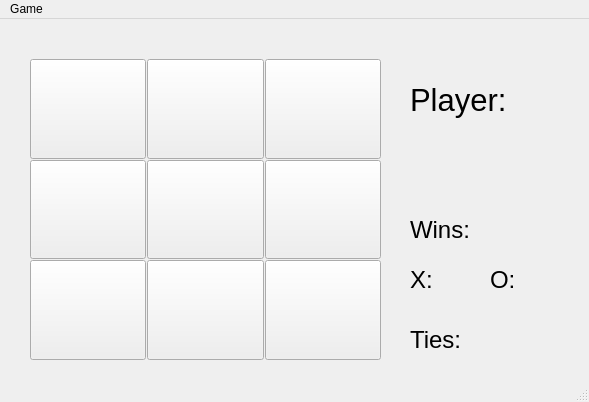
Qt form ticTacToe/ticTacToe.ui (emotr/divPythonProgram) before a commit.
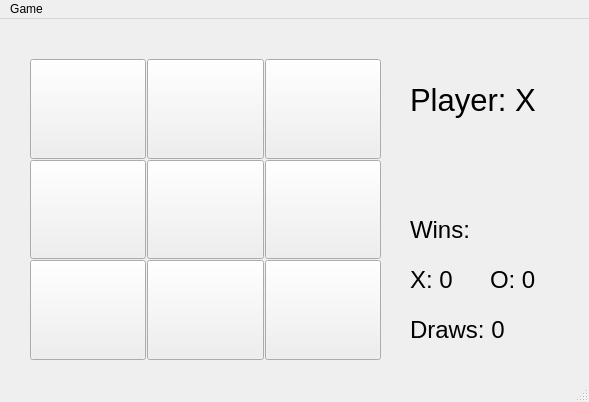
The same form after that commit.

Commit message: Endre tie til draw for konsistens

The edit to the form file:
```diff
--- a/ticTacToe/ticTacToe.ui
+++ b/ticTacToe/ticTacToe.ui
@@ -13,6 +13,9 @@
   <property name="windowTitle">
    <string>TicTacToe</string>
   </property>
+  <property name="tabShape">
+   <enum>QTabWidget::Triangular</enum>
+  </property>
   <widget class="QWidget" name="centralwidget">
    <widget class="QLabel" name="labelWhoseTurn">
     <property name="geometry">
@@ -32,7 +35,7 @@
      <string>Show whose turn it is</string>
     </property>
     <property name="text">
-     <string>Player: </string>
+     <string>Player: X</string>
     </property>
    </widget>
    <widget class="QLabel" name="label_wins">
@@ -74,7 +77,7 @@
      <string>Wins by X</string>
     </property>
     <property name="text">
-     <string>X:</string>
+     <string>X: 0</string>
     </property>
    </widget>
    <widget class="QLabel" name="label_oWins">
@@ -95,14 +98,14 @@
      <string>Wins by O</string>
     </property>
     <property name="text">
-     <string>O:</string>
+     <string>O: 0</string>
     </property>
    </widget>
    <widget class="QLabel" name="label_Ties">
     <property name="geometry">
      <rect>
       <x>410</x>
-      <y>290</y>
+      <y>280</y>
       <width>171</width>
       <height>61</height>
      </rect>
@@ -116,7 +119,7 @@
      <string>Number of ties</string>
     </property>
     <property name="text">
-     <string>Ties:</string>
+     <string>Draws: 0</string>
     </property>
    </widget>
    <widget class="QWidget" name="gridLayoutWidget">
```
Left out of the diff: 11 changed lines with no effect on the pictures. The commit also changes 1 other file.
